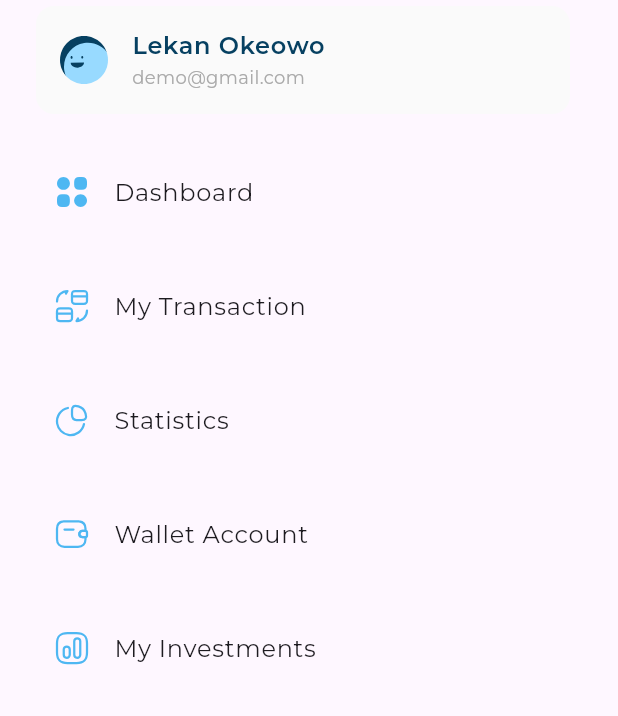
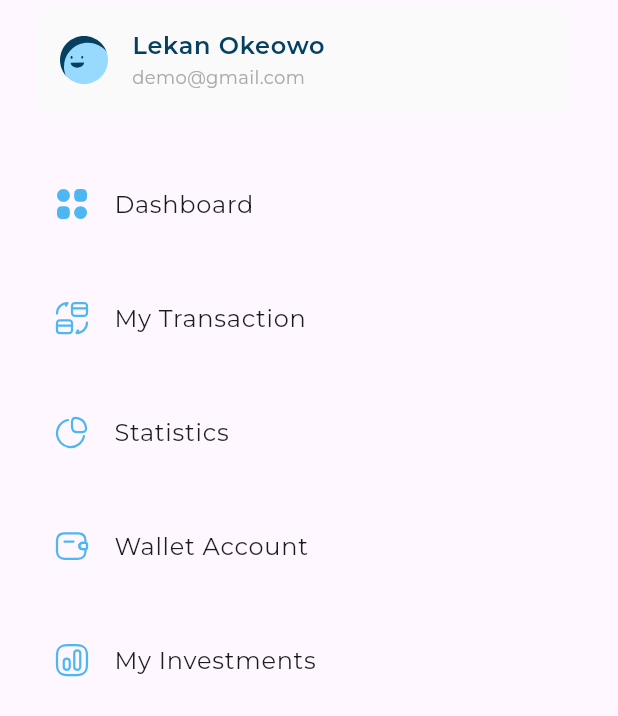
Before and after one commit to A7mednage71/Responsive_DashBoard, a Flutter app: the CustomDrawer widget shown alone on an empty page, opened directly, on a phone screen of 412 x 824 dp. Shown: the top 716 px of the screen. Run offline on Flutter 3.47's test engine with Material 3 defaults, Android fonts, the phone set to English and light mode, and no system bars; our stand-ins replace flutter_svg, google_fonts.

Commit message:
refactor DrawerItemsListView

```diff
--- a/lib/widgets/custom_drawer.dart
+++ b/lib/widgets/custom_drawer.dart
@@ -2,6 +2,7 @@ import 'package:flutter/material.dart';
 import 'package:nag/models/drawer_model.dart';
 import 'package:nag/utils/app_images.dart';
 import 'package:nag/widgets/drawer_item.dart';
+import 'package:nag/widgets/drawer_items_listview.dart';
 import 'package:nag/widgets/user_info_listTile.dart';
 
 class CustomDrawer extends StatelessWidget {
@@ -9,21 +10,13 @@ class CustomDrawer extends StatelessWidget {
     super.key,
   });
 
-  static List<DrawerItemModel> drawerItems = [
-    DrawerItemModel(title: "Dashboard", image: Assets.imageDashboard),
-    DrawerItemModel(title: "My Transaction", image: Assets.imageMyTransaction),
-    DrawerItemModel(title: "Statistics", image: Assets.imageStatistics),
-    DrawerItemModel(title: "Wallet Account", image: Assets.imageWalletAccount),
-    DrawerItemModel(title: "My Investments", image: Assets.imageMyinvestments),
-  ];
-
   @override
   Widget build(BuildContext context) {
-    return Padding(
-      padding: const EdgeInsets.only(left: 20, right: 28),
+    return const Padding(
+      padding: EdgeInsets.only(left: 20, right: 28),
       child: Column(
         children: [
-          const Card(
+          Card(
             color: Color(0xffFAFAFA),
             elevation: 0,
             child: UserInfoListTile(
@@ -32,19 +25,10 @@ class CustomDrawer extends StatelessWidget {
               subtitle: "demo@gmail.com",
             ),
           ),
-          ListView.builder(
-            shrinkWrap: true,
-            physics: const NeverScrollableScrollPhysics(),
-            itemCount: drawerItems.length,
-            itemBuilder: (context, index) {
-              return Padding(
-                padding: const EdgeInsets.only(top: 20),
-                child: DrawerItem(
-                  model: drawerItems[index],
-                ),
-              );
-            },
+          SizedBox(
+            height: 8,
           ),
+          DrawerItemsListView(),
         ],
       ),
     );
--- /dev/null
+++ b/lib/widgets/drawer_items_listview.dart
@@ -0,0 +1,51 @@
+import 'package:flutter/material.dart';
+import 'package:nag/models/drawer_model.dart';
+import 'package:nag/utils/app_images.dart';
+import 'package:nag/widgets/drawer_item.dart';
+
+class DrawerItemsListView extends StatefulWidget {
+  const DrawerItemsListView({
+    super.key,
+  });
+
+  @override
+  State<DrawerItemsListView> createState() => _DrawerItemsListViewState();
+}
+
+class _DrawerItemsListViewState extends State<DrawerItemsListView> {
+  int active = 0;
+  final List<DrawerItemModel> drawerItems = [
+    DrawerItemModel(title: "Dashboard", image: Assets.imageDashboard),
+    DrawerItemModel(title: "My Transaction", image: Assets.imageMyTransaction),
+    DrawerItemModel(title: "Statistics", image: Assets.imageStatistics),
+    DrawerItemModel(title: "Wallet Account", image: Assets.imageWalletAccount),
+    DrawerItemModel(title: "My Investments", image: Assets.imageMyinvestments),
+  ];
+
+  @override
+  Widget build(BuildContext context) {
+    return ListView.builder(
+      shrinkWrap: true,
+      physics: const NeverScrollableScrollPhysics(),
+      itemCount: drawerItems.length,
+      itemBuilder: (context, index) {
+        return GestureDetector(
+          onTap: () {
+            if (active != index) {
+              setState(() {
+                active = index;
+              });
+            }
+            debugPrint("$active");
+          },
+          child: Padding(
+            padding: const EdgeInsets.only(top: 20),
+            child: DrawerItem(
+              model: drawerItems[index],
+            ),
+          ),
+        );
+      },
+    );
+  }
+}
```
